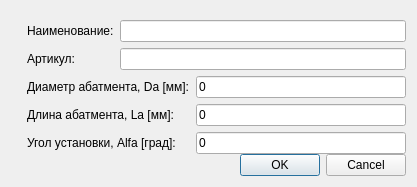
metallicaisgod/DataBase, file DataBaseApp/abutmentdialog.ui: the form before one commit.
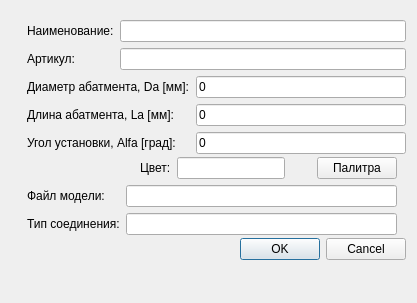
The form after the commit. Icons and pictures are not drawn.

Patch:
```diff
--- a/DataBaseApp/abutmentdialog.ui
+++ b/DataBaseApp/abutmentdialog.ui
@@ -7,7 +7,7 @@
     <x>0</x>
     <y>0</y>
     <width>417</width>
-    <height>182</height>
+    <height>287</height>
    </rect>
   </property>
   <property name="windowTitle">
@@ -57,9 +57,18 @@
          <property name="spacing">
           <number>0</number>
          </property>
-         <property name="margin">
+         <property name="leftMargin">
           <number>0</number>
          </property>
+         <property name="topMargin">
+          <number>0</number>
+         </property>
+         <property name="rightMargin">
+          <number>0</number>
+         </property>
+         <property name="bottomMargin">
+          <number>32</number>
+         </property>
          <item>
           <widget class="QWidget" name="widget_3" native="true">
            <property name="sizePolicy">
@@ -167,6 +176,125 @@
            </layout>
           </widget>
          </item>
+         <item>
+          <widget class="QWidget" name="widget_6" native="true">
+           <layout class="QHBoxLayout" name="horizontalLayout_3">
+            <property name="spacing">
+             <number>6</number>
+            </property>
+            <property name="leftMargin">
+             <number>9</number>
+            </property>
+            <property name="topMargin">
+             <number>3</number>
+            </property>
+            <property name="rightMargin">
+             <number>9</number>
+            </property>
+            <property name="bottomMargin">
+             <number>3</number>
+            </property>
+            <item>
+             <spacer name="horizontalSpacer">
+              <property name="orientation">
+               <enum>Qt::Horizontal</enum>
+              </property>
+              <property name="sizeHint" stdset="0">
+               <size>
+                <width>40</width>
+                <height>20</height>
+               </size>
+              </property>
+             </spacer>
+            </item>
+            <item>
+             <widget class="QLabel" name="label_9">
+              <property name="text">
+               <string>Цвет:</string>
+              </property>
+             </widget>
+            </item>
+            <item>
+             <widget class="QLineEdit" name="lEDefColor">
+              <property name="sizePolicy">
+               <sizepolicy hsizetype="Fixed" vsizetype="Fixed">
+                <horstretch>0</horstretch>
+                <verstretch>0</verstretch>
+               </sizepolicy>
+              </property>
+              <property name="readOnly">
+               <bool>true</bool>
+              </property>
+             </widget>
+            </item>
+            <item>
+             <widget class="QLabel" name="lColor">
+              <property name="minimumSize">
+               <size>
+                <width>20</width>
+                <height>0</height>
+               </size>
+              </property>
+              <property name="autoFillBackground">
+               <bool>false</bool>
+              </property>
+              <property name="styleSheet">
+               <string notr="true">background-color: &quot;#00FFFF&quot;;</string>
+              </property>
+              <property name="text">
+               <string/>
+              </property>
+             </widget>
+            </item>
+            <item>
+             <widget class="QPushButton" name="pBShowPallete">
+              <property name="text">
+               <string>Палитра</string>
+              </property>
+             </widget>
+            </item>
+           </layout>
+          </widget>
+         </item>
+         <item>
+          <widget class="QWidget" name="wAdmin" native="true">
+           <layout class="QFormLayout" name="formLayout_3">
+            <property name="topMargin">
+             <number>3</number>
+            </property>
+            <property name="bottomMargin">
+             <number>3</number>
+            </property>
+            <item row="0" column="0">
+             <widget class="QLabel" name="label_10">
+              <property name="text">
+               <string>Файл модели:</string>
+              </property>
+             </widget>
+            </item>
+            <item row="0" column="1">
+             <widget class="QLineEdit" name="lEModelPath">
+              <property name="sizePolicy">
+               <sizepolicy hsizetype="Expanding" vsizetype="Fixed">
+                <horstretch>0</horstretch>
+                <verstretch>0</verstretch>
+               </sizepolicy>
+              </property>
+             </widget>
+            </item>
+            <item row="1" column="0">
+             <widget class="QLabel" name="label_11">
+              <property name="text">
+               <string>Тип соединения:</string>
+              </property>
+             </widget>
+            </item>
+            <item row="1" column="1">
+             <widget class="QLineEdit" name="lEComp_val"/>
+            </item>
+           </layout>
+          </widget>
+         </item>
          <item>
           <widget class="QDialogButtonBox" name="buttonBox">
            <property name="orientation">
```
Left out of the diff: 11 changed lines with no effect on the pictures.
